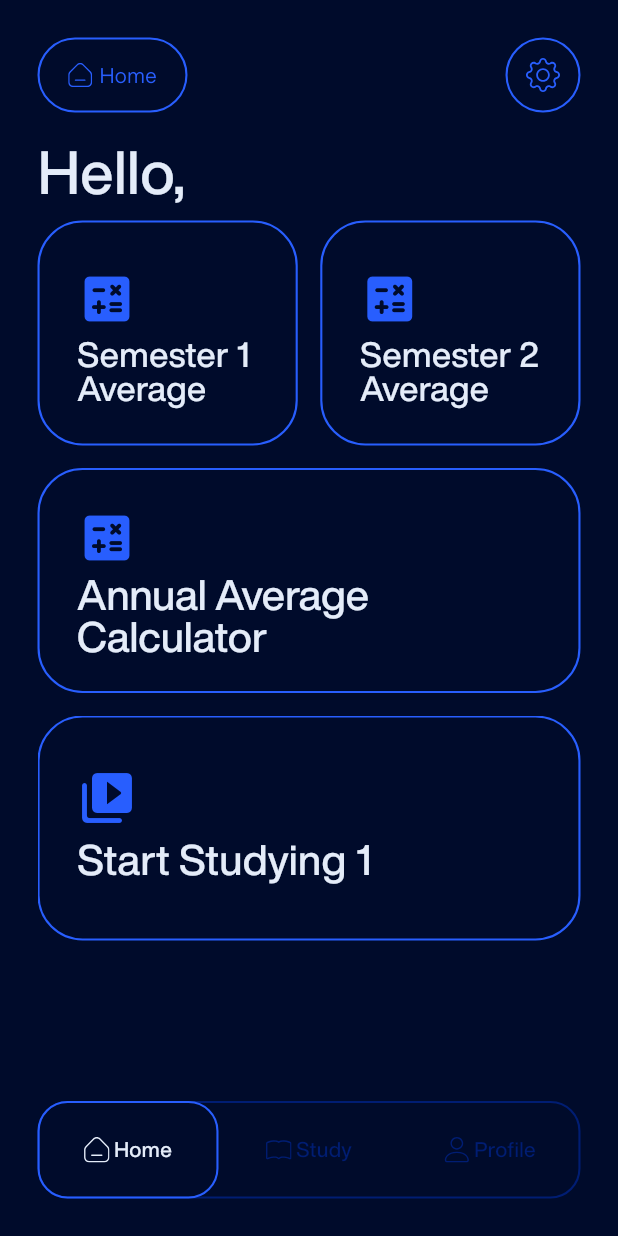
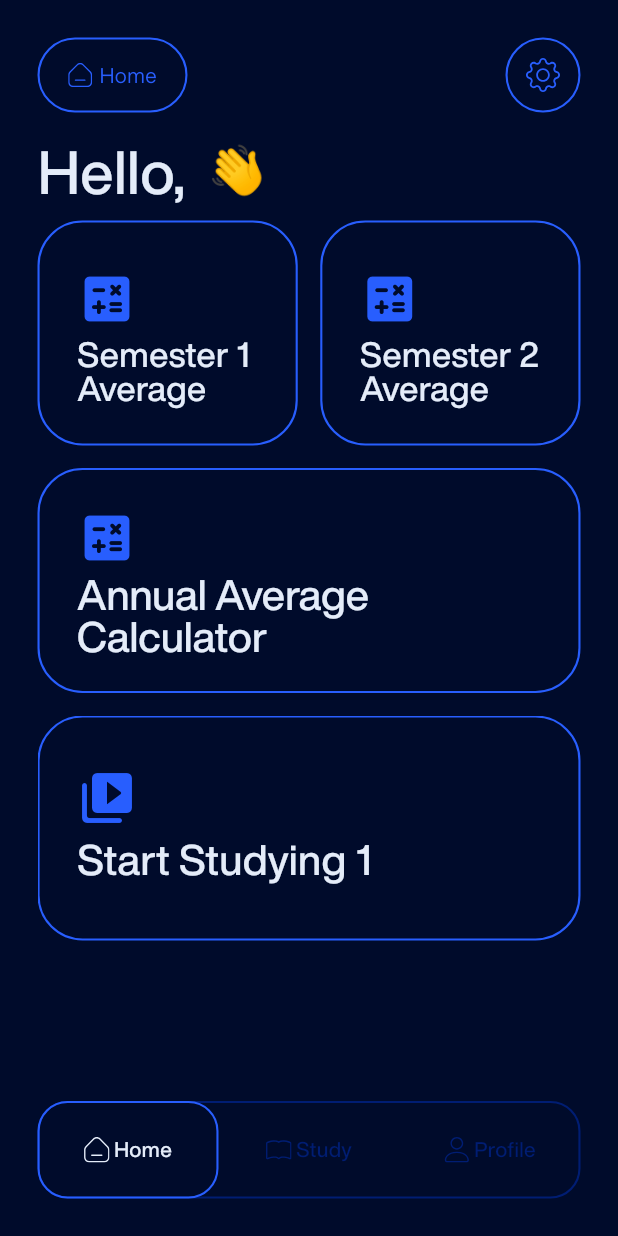
Before and after one commit to zaki-reg/university-calculator, a Flutter app: the screen it shows after launch, after a tap on an icon or button, on a phone screen of 412 x 824 dp. Run offline on Flutter 3.47's test engine with Material 3 defaults, Android fonts, the phone set to English and light mode, and no system bars; drawn by our look-alikes of carousel_slider; our stand-ins replace flutter_svg.

Commit message:
Update UI

```diff
--- a/lib/screens/home.dart
+++ b/lib/screens/home.dart
@@ -208,6 +208,10 @@ class _HomeState extends State<HomePage> {
                                 fontSize: 40.0,
                                 color: primaryBlue),
                           ),
+                          Text(
+                            ' 👋',
+                            style: textStyle.copyWith(fontSize: 32.0),
+                          )
                         ],
                       ),
                       const SizedBox(
```
